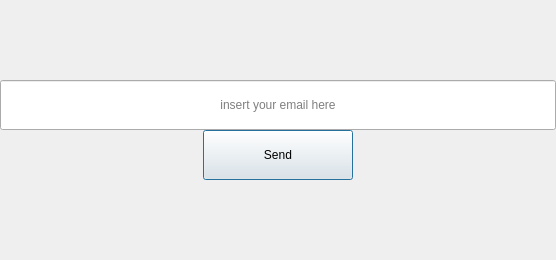
The window that src/qtTouch/MailManager.ui (USI-Showroom/WarpMe) describes before a commit, drawn with Qt 5.
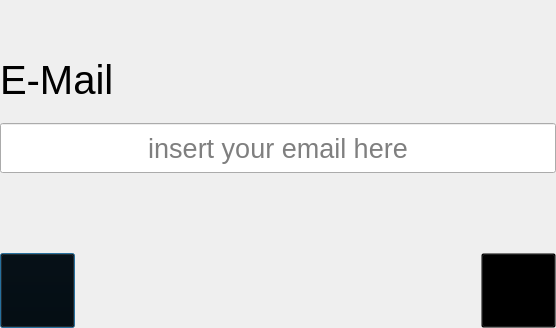
The same window after the commit. Icons and pictures are not drawn. Custom widgets are drawn as their Qt base class.

Commit message: new ui for mail and fb and esc key to quit

The edit to the form file:
```diff
--- a/src/qtTouch/MailManager.ui
+++ b/src/qtTouch/MailManager.ui
@@ -7,7 +7,7 @@
     <x>0</x>
     <y>0</y>
     <width>556</width>
-    <height>260</height>
+    <height>328</height>
    </rect>
   </property>
   <property name="windowTitle">
@@ -15,7 +15,7 @@
   </property>
   <layout class="QVBoxLayout" name="verticalLayout">
    <property name="spacing">
-    <number>0</number>
+    <number>20</number>
    </property>
    <property name="leftMargin">
     <number>0</number>
@@ -42,6 +42,16 @@
      </property>
     </spacer>
    </item>
+   <item>
+    <widget class="QLabel" name="label">
+     <property name="styleSheet">
+      <string notr="true">font-size: 30pt;</string>
+     </property>
+     <property name="text">
+      <string>E-Mail</string>
+     </property>
+    </widget>
+   </item>
    <item>
     <widget class="QLineEdit" name="email">
      <property name="minimumSize">
@@ -56,6 +66,9 @@
        <height>50</height>
       </size>
      </property>
+     <property name="styleSheet">
+      <string notr="true">font-size: 20pt;</string>
+     </property>
      <property name="inputMask">
       <string/>
      </property>
@@ -67,12 +80,22 @@
      </property>
     </widget>
    </item>
+   <item>
+    <widget class="Keyboard" name="keyboard" native="true">
+     <property name="minimumSize">
+      <size>
+       <width>0</width>
+       <height>40</height>
+      </size>
+     </property>
+    </widget>
+   </item>
    <item>
     <widget class="QWidget" name="widget" native="true">
      <property name="maximumSize">
       <size>
        <width>16777215</width>
-       <height>50</height>
+       <height>75</height>
       </size>
      </property>
      <layout class="QHBoxLayout" name="horizontalLayout">
@@ -88,6 +111,39 @@
       <property name="bottomMargin">
        <number>0</number>
       </property>
+      <item>
+       <widget class="QPushButton" name="cancelButton">
+        <property name="minimumSize">
+         <size>
+          <width>75</width>
+          <height>75</height>
+         </size>
+        </property>
+        <property name="maximumSize">
+         <size>
+          <width>75</width>
+          <height>75</height>
+         </size>
+        </property>
+        <property name="styleSheet">
+         <string notr="true">background-color: rgba(0,0,0,0);
+</string>
+        </property>
+        <property name="text">
+         <string/>
+        </property>
+        <property name="icon">
+         <iconset resource="../resource/icons.qrc">
+          <normaloff>:/icons/cancel</normaloff>:/icons/cancel</iconset>
+        </property>
+        <property name="iconSize">
+         <size>
+          <width>65</width>
+          <height>65</height>
+         </size>
+        </property>
+       </widget>
+      </item>
       <item>
        <spacer name="horizontalSpacer">
         <property name="orientation">
@@ -105,53 +161,51 @@
        <widget class="QPushButton" name="sendMailButton">
         <property name="minimumSize">
          <size>
-          <width>150</width>
-          <height>50</height>
+          <width>75</width>
+          <height>75</height>
          </size>
         </property>
         <property name="maximumSize">
          <size>
-          <width>150</width>
-          <height>50</height>
+          <width>75</width>
+          <height>75</height>
          </size>
         </property>
+        <property name="styleSheet">
+         <string notr="true">background-color: rgba(0,0,0,0);
+</string>
+        </property>
         <property name="text">
-         <string>Send</string>
+         <string/>
+        </property>
+        <property name="icon">
+         <iconset resource="../resource/icons.qrc">
+          <normaloff>:/icons/ok</normaloff>:/icons/ok</iconset>
+        </property>
+        <property name="iconSize">
+         <size>
+          <width>65</width>
+          <height>65</height>
+         </size>
         </property>
        </widget>
       </item>
-      <item>
-       <spacer name="horizontalSpacer_2">
-        <property name="orientation">
-         <enum>Qt::Horizontal</enum>
-        </property>
-        <property name="sizeHint" stdset="0">
-         <size>
-          <width>40</width>
-          <height>20</height>
-         </size>
-        </property>
-       </spacer>
-      </item>
      </layout>
     </widget>
    </item>
-   <item>
-    <spacer name="verticalSpacer">
-     <property name="orientation">
-      <enum>Qt::Vertical</enum>
-     </property>
-     <property name="sizeHint" stdset="0">
-      <size>
-       <width>20</width>
-       <height>40</height>
-      </size>
-     </property>
-    </spacer>
-   </item>
   </layout>
  </widget>
- <resources/>
+ <customwidgets>
+  <customwidget>
+   <class>Keyboard</class>
+   <extends>QWidget</extends>
+   <header>keyboard.hpp</header>
+   <container>1</container>
+  </customwidget>
+ </customwidgets>
+ <resources>
+  <include location="../resource/icons.qrc"/>
+ </resources>
  <connections>
   <connection>
    <sender>sendMailButton</sender>
```
Left out of the diff: 16 changed lines with no effect on the pictures. The commit also changes 15 other files.
